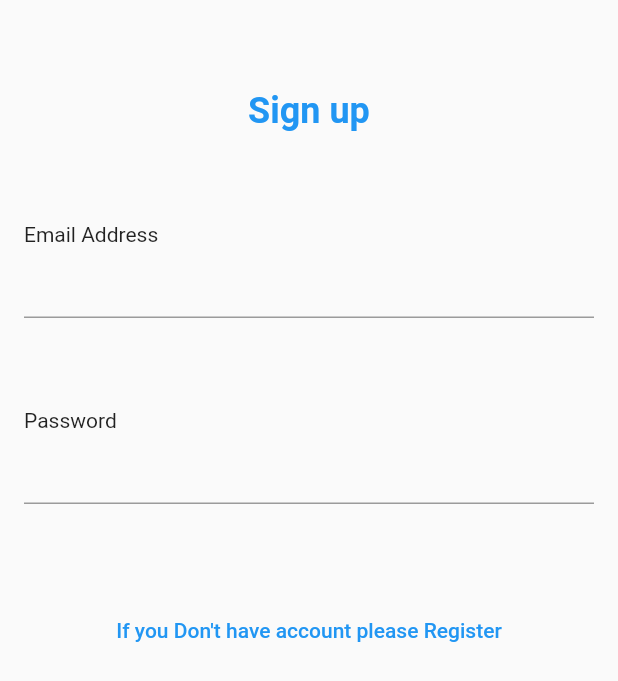
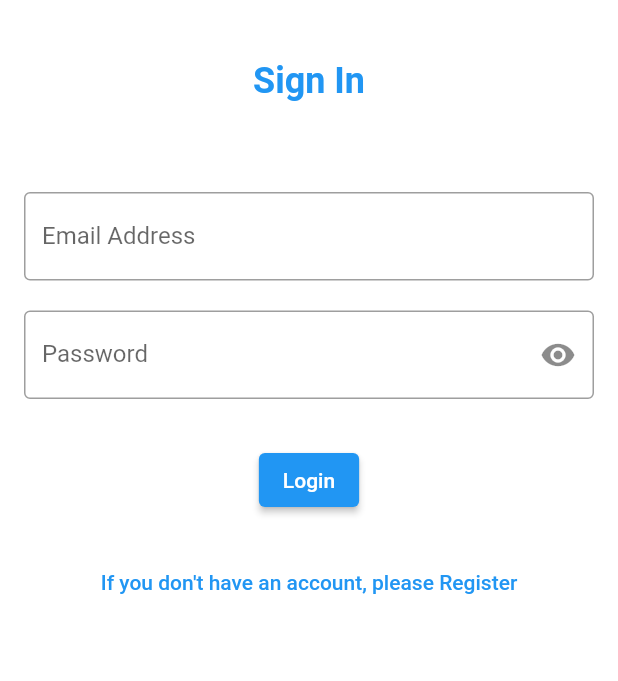
Before and after one commit to Dilawarkkhan/movies-app, a Flutter app: the LoginScreen screen opened directly, on a phone screen of 412 x 824 dp. Shown: the top 681 px of the screen. Run offline on Flutter 3.47's test engine with Material 2 defaults, Android fonts, the phone set to English and light mode, and no system bars; our stand-ins replace flutter_svg, shared_preferences; accounts and stored records are empty.

```diff
--- a/lib/core/app_providers.dart
+++ b/lib/core/app_providers.dart
@@ -1,6 +1,5 @@
 import 'package:provider/provider.dart';
 import 'package:provider/single_child_widget.dart';
-
 import '../providers/bottom_navigation_provider.dart';
 import '../providers/movie_provider.dart';
 import '../providers/authentication_provider.dart';
--- a/lib/screens/login_screen.dart
+++ b/lib/screens/login_screen.dart
@@ -1,37 +1,51 @@
 import 'package:flutter/material.dart';
-import 'package:movie_application/screens/register_screen.dart';
+import 'package:movie_application/core/app_validator.dart';
+import 'package:movie_application/core/user_preferences.dart';
+import 'package:movie_application/screens/navigation_screen.dart';
+import 'package:provider/provider.dart';
+import '../providers/authentication_provider.dart';
 
 class LoginScreen extends StatefulWidget {
-  const LoginScreen({super.key});
+  const LoginScreen({Key? key}) : super(key: key);
 
   @override
   State<LoginScreen> createState() => _LoginScreenState();
 }
 
 class _LoginScreenState extends State<LoginScreen> {
-  final controller = TextEditingController();
+  late final TextEditingController _emailController;
+  late final TextEditingController _passwordController;
+
+  final GlobalKey<FormState> _formKey = GlobalKey<FormState>();
+  bool _obscurePassword = true;
+  bool isDataSave = true;
 
   @override
+  void initState() {
+    _emailController = TextEditingController();
+    _passwordController = TextEditingController();
+    super.initState();
+  }
+
   @override
   void dispose() {
-    controller.dispose();
+    _emailController.dispose();
+    _passwordController.dispose();
     super.dispose();
   }
 
   @override
   Widget build(BuildContext context) {
     return Scaffold(
-      body: Padding(
-        padding: const EdgeInsets.symmetric(horizontal: 16),
+      backgroundColor: Colors.white,
+      body: SingleChildScrollView(
+        padding: const EdgeInsets.symmetric(horizontal: 16, vertical: 40),
         child: Column(
           crossAxisAlignment: CrossAxisAlignment.start,
           children: [
-            const SizedBox(
-              height: 60,
-            ),
             const Center(
               child: Text(
-                "Sign up",
+                "Sign In",
                 style: TextStyle(
                   fontSize: 24,
                   fontWeight: FontWeight.bold,
@@ -39,38 +53,93 @@ class _LoginScreenState extends State<LoginScreen> {
                 ),
               ),
             ),
-            const SizedBox(
-              height: 60,
+            const SizedBox(height: 60),
+            Form(
+              key: _formKey,
+              child: Column(
+                children: [
+                  TextFormField(
+                    controller: _emailController,
+                    decoration: const InputDecoration(
+                      labelText: 'Email Address',
+                      border: OutlineInputBorder(),
                     ),
-            const Text("Email Address"),
-            TextField(
-              controller: controller,
+                    validator: AppValidator.isEmailValid,
+                    autovalidateMode: AutovalidateMode.onUserInteraction,
                   ),
-            const SizedBox(
-              height: 60,
+                  const SizedBox(height: 20),
+                  TextFormField(
+                    obscureText: _obscurePassword,
+                    controller: _passwordController,
+                    decoration: InputDecoration(
+                      labelText: 'Password',
+                      border: const OutlineInputBorder(),
+                      suffixIcon: IconButton(
+                        icon: Icon(_obscurePassword
+                            ? Icons.visibility
+                            : Icons.visibility_off),
+                        onPressed: () {
+                          setState(() {
+                            _obscurePassword = !_obscurePassword;
+                          });
+                        },
                       ),
-            const Text("Password"),
-            TextField(
-              controller: controller,
                     ),
-            const SizedBox(
-              height: 60,
+                    validator: AppValidator.isEmpty,
+                    autovalidateMode: AutovalidateMode.onUserInteraction,
                   ),
+                ],
+              ),
+            ),
+            const SizedBox(height: 30),
+            Center(
+              child: ElevatedButton(
+                onPressed: _loginUser,
+                child: context.watch<AuthenticationProvider>().isLoading
+                    ? const CircularProgressIndicator(color: Colors.white)
+                    : const Text("Login"),
+              ),
+            ),
+            const SizedBox(height: 20),
             Center(
               child: TextButton(
                 onPressed: () {
-                    Navigator.pop(
+                  Navigator.push(
                     context,
                     MaterialPageRoute(
-                          builder: (context) => const RegisterScreen()),
+                      builder: (context) => const NavigationScreen(),
+                    ),
                   );
                 },
-                  child:
-                      const Text("If you Don't have account please Register")),
-            )
+                child: const Text(
+                  "If you don't have an account, please Register",
+                ),
+              ),
+            ),
           ],
         ),
       ),
     );
   }
+
+  _loginUser() async {
+    // If form is completely validated, then Register
+    if (_formKey.currentState!.validate()) {
+      Map<String, dynamic> data = {
+        "email": _emailController.text.trim(),
+        "password": _passwordController.text.trim(),
+      };
+      bool successful =
+          await context.read<AuthenticationProvider>().login(data);
+      if (!mounted) return;
+      if (successful) {
+        Navigator.pushAndRemoveUntil(
+            context,
+            MaterialPageRoute(
+              builder: (_) => const NavigationScreen(),
+            ),
+            (route) => false);
       }
+    }
+  }
+}
--- a/pubspec.yaml
+++ b/pubspec.yaml
@@ -38,6 +38,7 @@ dependencies:
   http: ^1.1.0
   provider: ^6.0.5
   flutter_svg: ^2.0.7
+  shared_preferences: ^2.2.0
 
 dev_dependencies:
   flutter_test:
```
Also changed, not shown: lib/core/user_preferences.dart (added, +34 -0 lines), lib/model/user_model.dart (+11 -13 lines), lib/providers/authentication_provider.dart (+47 -10 lines), lib/screens/register_screen.dart (+18 -28 lines), lib/screens/splash_screen.dart (+39 -4 lines), pubspec.lock, 2 other files. Lines whose indentation alone changed are shown as unchanged.
